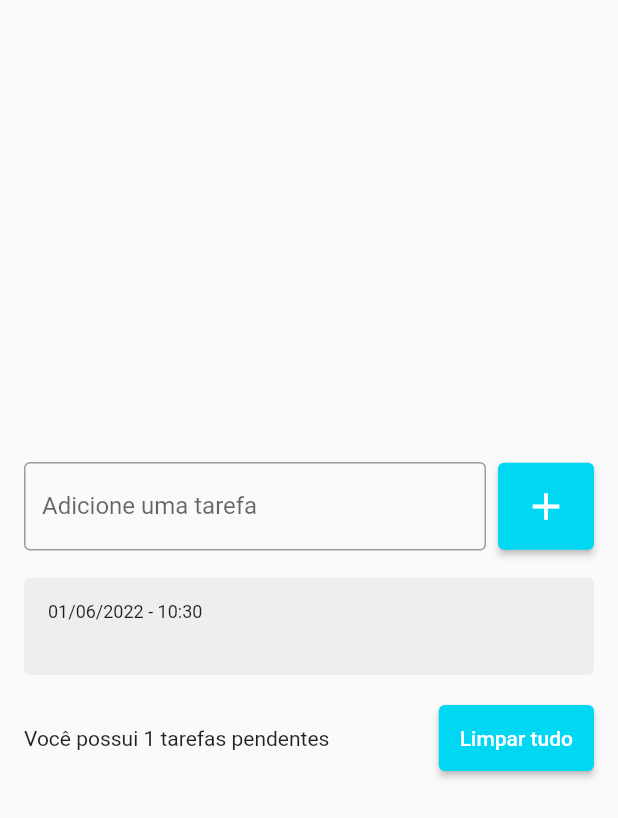
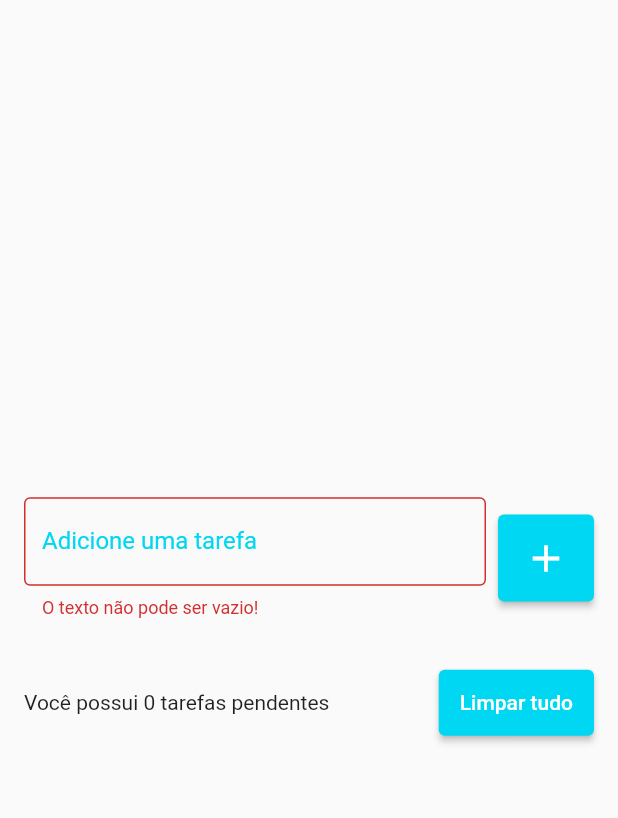
Before and after one commit to Ryan-lima13/lista_tarefas, a Flutter app: the screen it shows after launch, after a tap on the "add" icon, on a phone screen of 412 x 824 dp. Shown: the top 818 px of the screen. Run offline on Flutter 3.47's test engine with Material 2 defaults, Android fonts, the phone set to English and light mode, and no system bars; drawn by our look-alikes of flutter_slidable; our stand-ins replace shared_preferences.

Commit message:
exibindo erro

```diff
--- a/lib/pages/home.dart
+++ b/lib/pages/home.dart
@@ -15,12 +15,24 @@ class _HomeState extends State<Home> {
    List<Lista> tarefas = [];
    Lista? deletedLista;
    int? deleteListaPos;
+   String? erroText;
 
 
 
 
    final TextEditingController tarefaController = TextEditingController();
    final TodoRepositories todoRepositories = TodoRepositories();
+   @override
+   void initState(){
+     super.initState();
+     todoRepositories.getTodoList().then((value) {
+       setState((){
+         tarefas = value;
+       });
+     });
+
+   }
+
 
   @override
   Widget build(BuildContext context) {
@@ -42,6 +54,17 @@ class _HomeState extends State<Home> {
                           border: OutlineInputBorder(),
                           labelText: 'Adicione uma tarefa',
                           hintText: 'Ex: Estudar',
+                          errorText: erroText,
+                          focusedBorder: OutlineInputBorder(
+                            borderSide: BorderSide(
+                              color: Color(0xff00d7f3),
+                              width: 2,
+                            )
+                          ),
+                          labelStyle: TextStyle(
+                            color: Color(0xff00d7f3),
+                          )
+
 
                         ),
                       ),
@@ -55,12 +78,19 @@ class _HomeState extends State<Home> {
                       ),
                         onPressed: (){
                           String text =tarefaController.text;
+                          if(text.isEmpty){
+                           setState((){
+                             erroText = 'O texto não pode ser vazio!';
+                           });
+                            return;
+                          }
                           setState((){
                             Lista novaLista = Lista(
                               title: text,
                               dateTime: DateTime.now()
                             );
                             tarefas.add(novaLista);
+                            erroText = null;
 
                           });
                           tarefaController.clear();
@@ -140,6 +170,7 @@ class _HomeState extends State<Home> {
             setState((){
               tarefas.insert(deleteListaPos!, deletedLista!);
             });
+            todoRepositories.saveTodoList(tarefas);
           },
         ) ,
         duration: const Duration(seconds: 5),
@@ -182,6 +213,7 @@ class _HomeState extends State<Home> {
   void deleteAllTodos(){
     setState((){
       tarefas.clear();
+      todoRepositories.saveTodoList(tarefas);
     });
   }
 }
```
